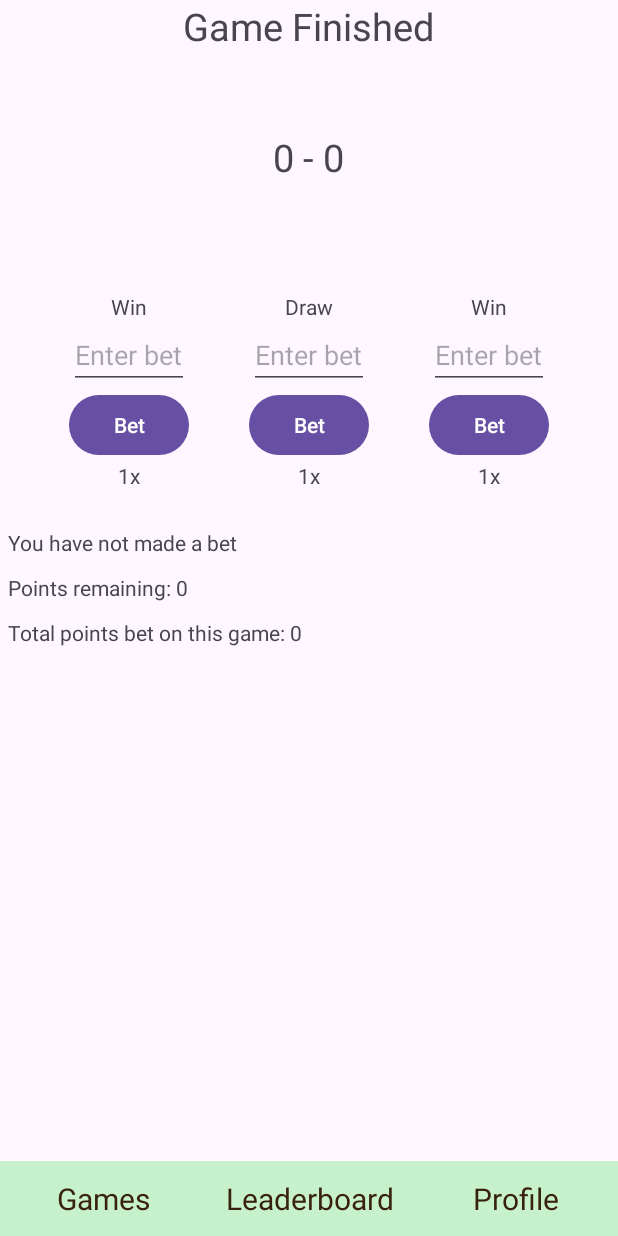
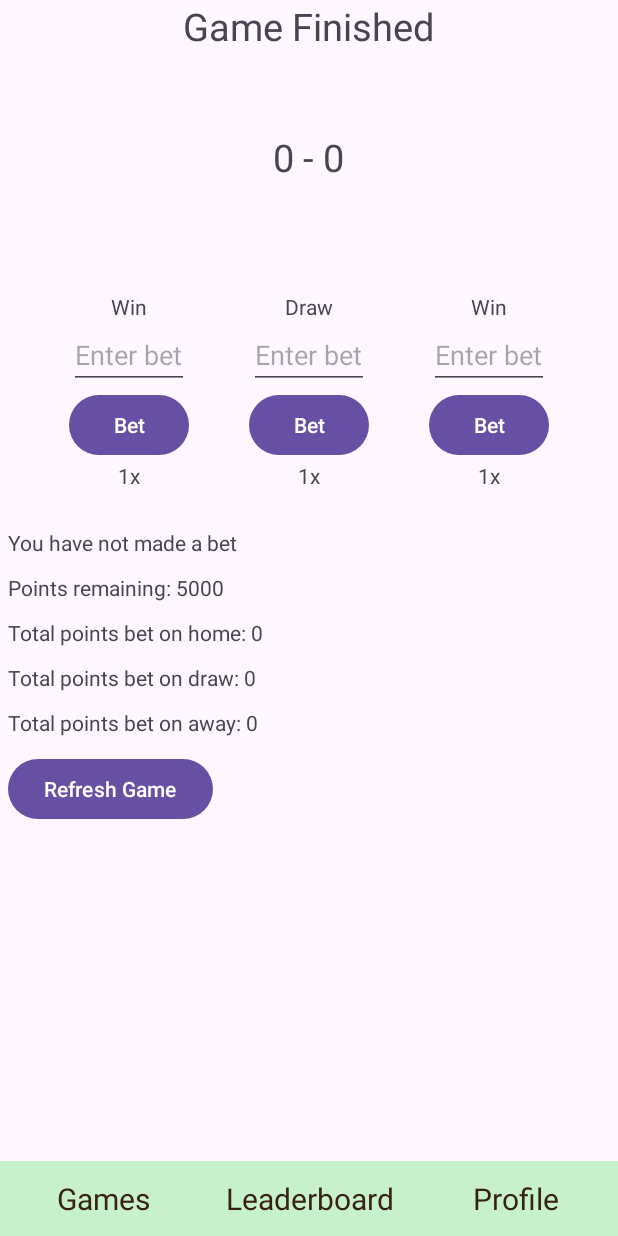
Before and after one commit to aaahmed1/SoccerBet, an Android app: the MatchFragment screen opened through its navigation route, on a phone screen of 412 x 824 dp. Run offline under Robolectric (Android 15) with nearby library versions, the phone set to English and light mode, and no system bars; our stand-ins replace Firebase (no records; nobody signed in at launch, a user with empty details on screens opened directly); libraries missing offline, so code that uses them is left out: com.firebase.ui; pictures from the network do not load; 1 statement that could not run was skipped.

Commit message:
Added database models

```diff
--- a/SoccerBetApp/app/build.gradle.kts
+++ b/SoccerBetApp/app/build.gradle.kts
@@ -54,6 +54,7 @@ dependencies {
     implementation(platform("com.google.firebase:firebase-bom:33.12.0"))
     implementation("com.google.firebase:firebase-auth")
     implementation("com.firebaseui:firebase-ui-auth:9.0.0")
+    implementation("com.google.firebase:firebase-firestore")
 
     implementation("com.squareup.retrofit2:retrofit:2.11.0")
     implementation("com.squareup.retrofit2:converter-gson:2.11.0")
--- /dev/null
+++ b/SoccerBetApp/app/src/main/java/com/example/soccerbetapp/DBHelper.kt
@@ -0,0 +1,75 @@
+package com.example.soccerbetapp
+
+import android.util.Log
+import androidx.lifecycle.MutableLiveData
+import com.example.soccerbetapp.model.Bet
+import com.example.soccerbetapp.model.DBUser
+import com.google.firebase.Firebase
+import com.google.firebase.firestore.FirebaseFirestore
+import com.google.firebase.firestore.firestore
+
+class DBHelper {
+    private val db = FirebaseFirestore.getInstance()
+    private val TAG = "DBError"
+
+    fun getDBUser(uid: String, name: String, user: MutableLiveData<DBUser>) {
+        Log.d(TAG, "YO")
+        val docRef = db.collection("users").document(uid)
+        docRef.get()
+            .addOnSuccessListener { document ->
+                if (document.exists()) {
+                    Log.d(TAG, "DocumentSnapshot: ${document.data}")
+                    user.postValue(document.toObject(DBUser::class.java))
+                } else {
+                    Log.d(TAG, "else")
+                    createDBUser(uid, name, user)
+                }
+            }
+            .addOnFailureListener { exception ->
+                Log.d(TAG, "get failed with ", exception)
+            }
+    }
+
+    fun createDBUser(uid: String, name: String, user: MutableLiveData<DBUser>) {
+        Log.d(TAG, "create")
+        val newUser = DBUser(name)
+        db.collection("users").document(uid)
+            .set(newUser)
+            .addOnSuccessListener {
+                user.postValue(newUser)
+            }
+            .addOnFailureListener { exception ->
+                Log.d(TAG, "set failed with ", exception)
+            }
+    }
+
+    fun getBet(fixture: Int, bet: MutableLiveData<Bet>) {
+        val docRef = db.collection("bets").document(fixture.toString())
+        docRef.get()
+            .addOnSuccessListener { document ->
+                if (document.exists()) {
+                    Log.d(TAG, "DocumentSnapshot: ${document.data}")
+                    bet.postValue(document.toObject(Bet::class.java))
+                } else {
+                    Log.d(TAG, "else")
+                    createBet(fixture, bet)
+                }
+            }
+            .addOnFailureListener { exception ->
+                Log.d(TAG, "get failed with ", exception)
+            }
+    }
+
+    fun createBet(fixture: Int, bet: MutableLiveData<Bet>) {
+        Log.d(TAG, "create")
+        val newBet = Bet()
+        db.collection("bets").document(fixture.toString())
+            .set(newBet)
+            .addOnSuccessListener {
+                bet.postValue(newBet)
+            }
+            .addOnFailureListener { exception ->
+                Log.d(TAG, "set failed with ", exception)
+            }
+    }
+}
--- a/SoccerBetApp/app/src/main/java/com/example/soccerbetapp/MainActivity.kt
+++ b/SoccerBetApp/app/src/main/java/com/example/soccerbetapp/MainActivity.kt
@@ -1,6 +1,8 @@
 package com.example.soccerbetapp
 
 import android.os.Bundle
+import android.util.Log
+import android.view.View
 import androidx.activity.enableEdgeToEdge
 import androidx.activity.viewModels
 import androidx.appcompat.app.AppCompatActivity
@@ -27,18 +29,39 @@ class MainActivity : AppCompatActivity() {
         }
         navController = findNavController(R.id.main_frame)
         binding.navGames.setOnClickListener {
+            showNavBar()
             navController.navigate(R.id.gamesFragment)
+        }
+        binding.navProfile.setOnClickListener {
+            showNavBar()
+            navController.navigate(R.id.profileFragment)
         }
     }
 
     override fun onStart() {
         super.onStart()
+        //Log.d("dbTEST", viewModel.)
         viewModel.authUser = AuthUser(activityResultRegistry)
         lifecycle.addObserver(viewModel.authUser)
         viewModel.authUser.observeUser().observe(this) {
             viewModel.currentUser = it
-            if (viewModel.currentUser.isInvalid()) navController.navigate(R.id.signInFragment)
-            else navController.navigate(R.id.profileFragment)
+            if (viewModel.currentUser.isInvalid()) {
+                hideNavBar()
+                navController.navigate(R.id.signInFragment)
+            }
+            else {
+                showNavBar()
+                viewModel.updateDBUser()
+                navController.navigate(R.id.profileFragment)
+            }
         }
     }
+
+    private fun hideNavBar() {
+        binding.bottomNavBar.visibility = View.GONE
+    }
+
+    private fun showNavBar() {
+        binding.bottomNavBar.visibility = View.VISIBLE
+    }
 }
--- a/SoccerBetApp/app/src/main/java/com/example/soccerbetapp/MainViewModel.kt
+++ b/SoccerBetApp/app/src/main/java/com/example/soccerbetapp/MainViewModel.kt
@@ -7,6 +7,8 @@ import androidx.lifecycle.viewModelScope
 import com.example.soccerbetapp.api.GameData
 import com.example.soccerbetapp.api.GameRepository
 import com.example.soccerbetapp.api.SoccerApi
+import com.example.soccerbetapp.model.Bet
+import com.example.soccerbetapp.model.DBUser
 import kotlinx.coroutines.Dispatchers
 import kotlinx.coroutines.launch
 
@@ -17,7 +19,10 @@ class MainViewModel: ViewModel() {
     private val api = SoccerApi.create()
     private val repo = GameRepository(api)
     private var nextGames = MutableLiveData<List<GameData>>()
-    lateinit var curGame: GameData
+    private var curGame = MutableLiveData<GameData>()
+    private var dbUser = MutableLiveData<DBUser>()
+    private val dbHelper = DBHelper()
+    private var curBet = MutableLiveData<Bet>()
 
     fun fetchNextGames() {
         viewModelScope.launch(context = viewModelScope.coroutineContext + Dispatchers.IO) {
@@ -29,4 +34,32 @@ class MainViewModel: ViewModel() {
     fun observeNextGames(): LiveData<List<GameData>> {
         return nextGames
     }
+
+    fun observeCurGame(): LiveData<GameData> {
+        return curGame
+    }
+
+    fun setCurGame(game: GameData) {
+        curGame.value = game
+    }
+
+    fun observeDBUser(): LiveData<DBUser> {
+        return dbUser
+    }
+
+    fun setDBUser(user: DBUser) {
+        dbUser.value = user
+    }
+
+    fun updateDBUser() {
+        dbHelper.getDBUser(currentUser.uid, currentUser.name, dbUser)
+    }
+
+    fun observeCurBet(): LiveData<Bet> {
+        return curBet
+    }
+
+    fun updateCurBet(fixture: Int) {
+        dbHelper.getBet(fixture, curBet)
+    }
 }
--- /dev/null
+++ b/SoccerBetApp/app/src/main/java/com/example/soccerbetapp/model/DBUser.kt
@@ -0,0 +1,7 @@
+package com.example.soccerbetapp.model
+
+data class DBUser(
+    var name: String = "",
+    var total: Int = 5000,
+    var bets: List<Int> = listOf()
+)
--- a/SoccerBetApp/app/src/main/java/com/example/soccerbetapp/ui/GamesRowAdapter.kt
+++ b/SoccerBetApp/app/src/main/java/com/example/soccerbetapp/ui/GamesRowAdapter.kt
@@ -17,7 +17,9 @@ class GamesRowAdapter(private val viewModel: MainViewModel, private val navContr
         inner class VH(val rowGamesBinding: RowGamesBinding): RecyclerView.ViewHolder(rowGamesBinding.root) {
             init {
                 rowGamesBinding.root.setOnClickListener {
-                    viewModel.curGame = viewModel.observeNextGames().value!![bindingAdapterPosition]
+                    val game = viewModel.observeNextGames().value!![bindingAdapterPosition]
+                    viewModel.setCurGame(game)
+                    viewModel.updateCurBet(game.fixture.id)
                     navController.navigate(R.id.matchFragment)
                 }
             }
--- a/SoccerBetApp/app/src/main/java/com/example/soccerbetapp/ui/MatchFragment.kt
+++ b/SoccerBetApp/app/src/main/java/com/example/soccerbetapp/ui/MatchFragment.kt
@@ -15,12 +15,23 @@ class MatchFragment: Fragment(R.layout.fragment_match) {
     override fun onViewCreated(view: View, savedInstanceState: Bundle?) {
         super.onViewCreated(view, savedInstanceState)
         val binding = FragmentMatchBinding.bind(view)
-        val game = viewModel.curGame
-        Glide.with(this).load(game.teams.home.logo).into(binding.homeTeam)
-        Glide.with(this).load(game.teams.away.logo).into(binding.awayTeam)
-        binding.gameStatus.text = game.fixture.status.long
-        val homeGoals = game.goals.home ?: 0
-        val awayGoals = game.goals.away ?: 0
-        binding.matchScore.text = "${homeGoals} - ${awayGoals}"
+        viewModel.observeCurGame().observe(viewLifecycleOwner) {
+            if (binding.homeTeam.drawable == null) {
+                Glide.with(this).load(it.teams.home.logo).into(binding.homeTeam)
+                Glide.with(this).load(it.teams.away.logo).into(binding.awayTeam)
+            }
+            binding.gameStatus.text = it.fixture.status.long
+            val homeGoals = it.goals.home ?: 0
+            val awayGoals = it.goals.away ?: 0
+            binding.matchScore.text = "${homeGoals} - ${awayGoals}"
+        }
+        viewModel.observeDBUser().observe(viewLifecycleOwner) {
+            binding.yourPoints.text = "Points remaining: ${it.total}"
+        }
+        viewModel.observeCurBet().observe(viewLifecycleOwner) {
+            binding.totalPointsHome.text = "Total points bet on home: ${it.homePoints}"
+            binding.totalPointsDraw.text = "Total points bet on home: ${it.drawPoints}"
+            binding.totalPointsAway.text = "Total points bet on home: ${it.awayPoints}"
+        }
     }
 }
--- a/SoccerBetApp/app/src/main/java/com/example/soccerbetapp/ui/ProfileFragment.kt
+++ b/SoccerBetApp/app/src/main/java/com/example/soccerbetapp/ui/ProfileFragment.kt
@@ -17,6 +17,9 @@ class ProfileFragment: Fragment(R.layout.fragment_profile) {
         binding.logoutBut.setOnClickListener {
             viewModel.authUser.logout()
         }
+        viewModel.observeDBUser().observe(viewLifecycleOwner) {
+            binding.totalPoints.text = "Total points: ${it?.total.toString()}"
+        }
         binding.displayName.text = viewModel.currentUser.name
         binding.email.text = viewModel.currentUser.email
     }
--- a/SoccerBetApp/app/src/main/res/layout/fragment_match.xml
+++ b/SoccerBetApp/app/src/main/res/layout/fragment_match.xml
@@ -145,6 +145,24 @@
         android:layout_width="wrap_content"
         android:layout_height="wrap_content"
         android:padding="5dp"
-        android:id="@+id/totalPoints"
-        android:text="Total points bet on this game: 0"/>
+        android:id="@+id/totalPointsHome"
+        android:text="Total points bet on home: 0"/>
+    <TextView
+        android:layout_width="wrap_content"
+        android:layout_height="wrap_content"
+        android:padding="5dp"
+        android:id="@+id/totalPointsDraw"
+        android:text="Total points bet on draw: 0"/>
+    <TextView
+        android:layout_width="wrap_content"
+        android:layout_height="wrap_content"
+        android:padding="5dp"
+        android:id="@+id/totalPointsAway"
+        android:text="Total points bet on away: 0"/>
+    <Button
+        android:layout_width="wrap_content"
+        android:layout_height="wrap_content"
+        android:id="@+id/reloadBut"
+        android:text="Refresh Game"
+        android:layout_margin="5dp"/>
 </LinearLayout>
```
Also changed, not shown: SoccerBetApp/app/src/main/java/com/example/soccerbetapp/model/Bet.kt (added, +9 -0 lines), SoccerBetApp/app/src/main/java/com/example/soccerbetapp/model/UserBet.kt (added, +8 -0 lines), SoccerBetApp/app/src/main/res/layout/fragment_profile.xml (+7 -0 lines).
